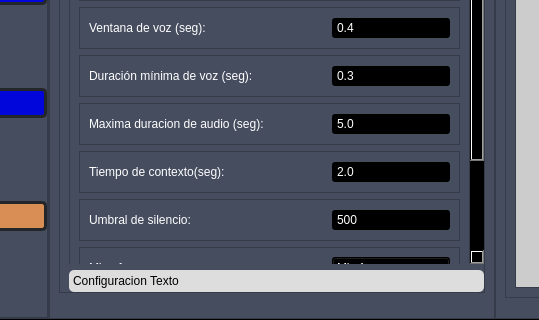
The window that Interfaz Grafica/RTT.ui (SebaMedina172/Real-Time-Translator) describes before a commit, drawn with Qt 5; both pictures show x 202 to 741 and y 177 to 497 of the 1143 by 497 pixel window.
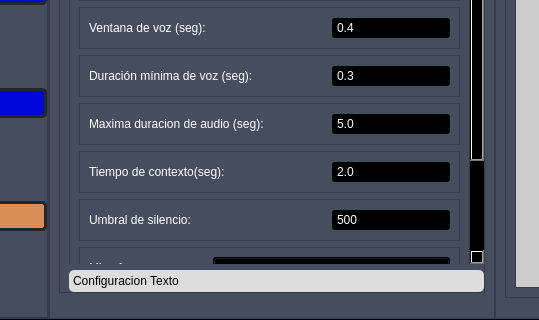
The same window after the commit. The open tabs and pages were chosen to show the change. Icons and pictures are not drawn.

Commit message: Microfonos detectados en la QComboBox de la interfaz

What changed in the file:
```diff
--- a/Interfaz Grafica/RTT.ui
+++ b/Interfaz Grafica/RTT.ui
@@ -404,7 +404,7 @@
                 <property name="geometry">
                  <rect>
                   <x>0</x>
-                  <y>0</y>
+                  <y>-99</y>
                   <width>398</width>
                   <height>456</height>
                  </rect>
@@ -729,7 +729,7 @@
                       <property name="frameShadow">
                        <enum>QFrame::Raised</enum>
                       </property>
-                      <layout class="QHBoxLayout" name="horizontalLayout_19" stretch="2,1">
+                      <layout class="QHBoxLayout" name="horizontalLayout_19" stretch="1,2">
                        <item>
                         <widget class="QLabel" name="label_17">
                          <property name="text">
@@ -738,23 +738,7 @@
                         </widget>
                        </item>
                        <item>
-                        <widget class="QComboBox" name="comboBox_4">
-                         <item>
-                          <property name="text">
-                           <string>Mic 1</string>
-                          </property>
-                         </item>
-                         <item>
-                          <property name="text">
-                           <string>Mic 2</string>
-                          </property>
-                         </item>
-                         <item>
-                          <property name="text">
-                           <string>MIc 3</string>
-                          </property>
-                         </item>
-                        </widget>
+                        <widget class="QComboBox" name="microphoneComboBox"/>
                        </item>
                       </layout>
                      </widget>
```
Left out of the diff: 5 changed lines with no effect on the pictures. The commit also changes 3 other files.
